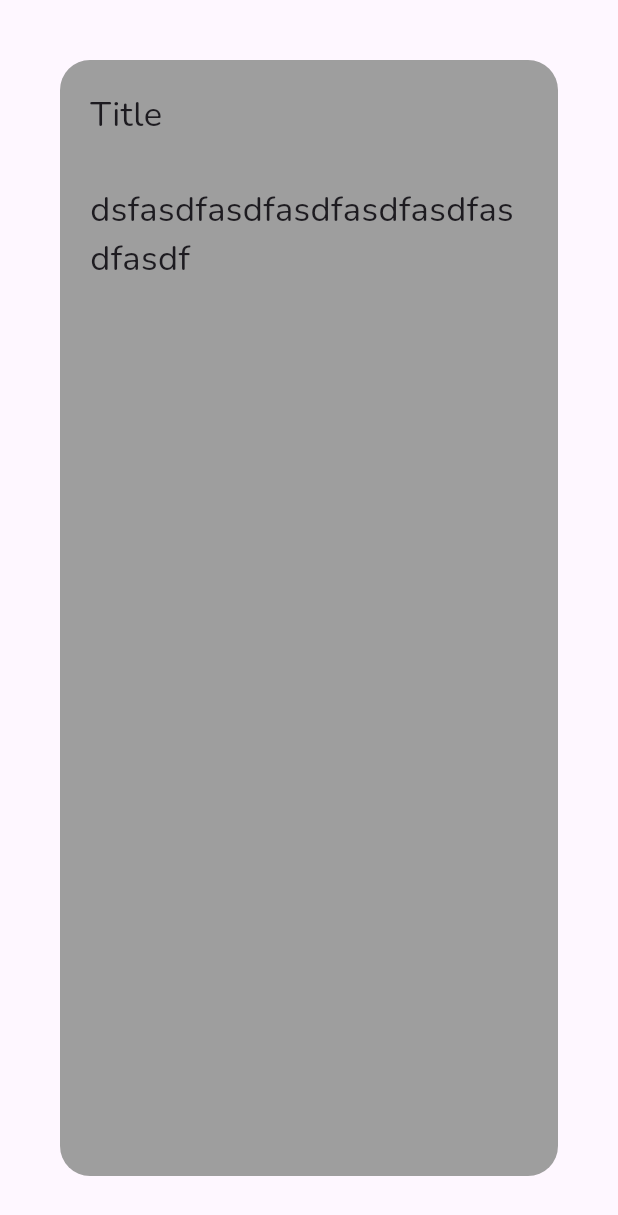
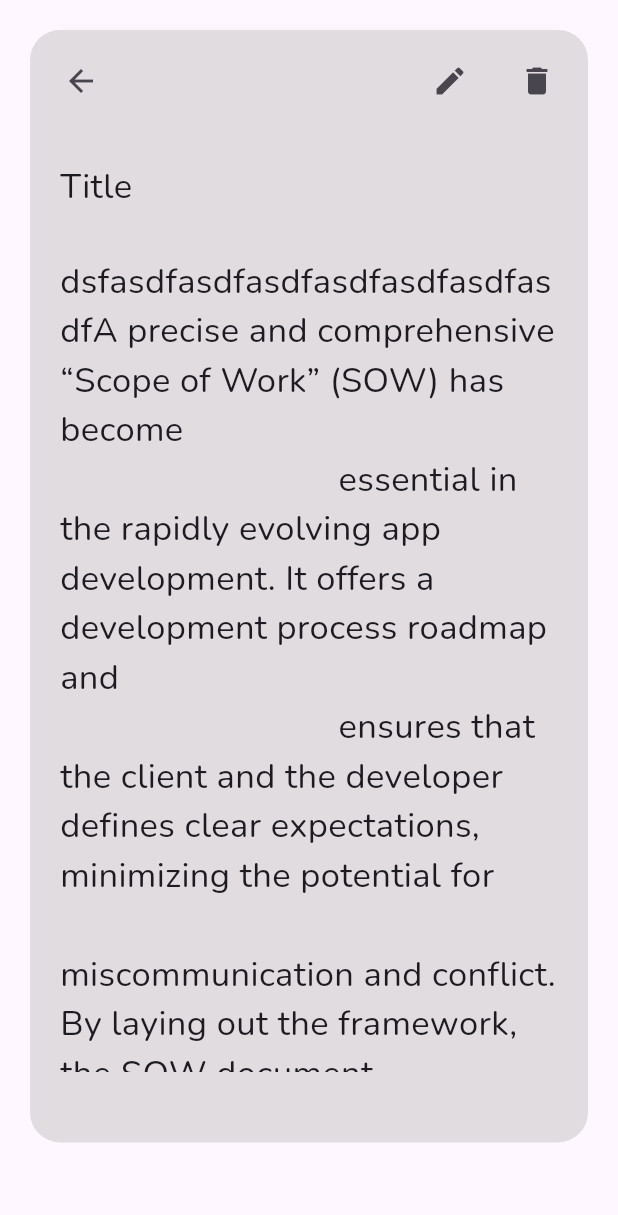
Before and after one commit to arunbabuvn/Notes, a Flutter app: the NoteRoute screen opened by its route, on a phone screen of 412 x 824 dp. Shown: the top 1215 px of the screen. Run offline on Flutter 3.47's test engine with Material 3 defaults, Android fonts, the phone set to English and light mode, and no system bars; our stand-ins replace cloud_firestore, firebase_core, gap, go_router, google_fonts, logger; accounts and stored records are empty.

```diff
--- a/lib/routes/note_route.dart
+++ b/lib/routes/note_route.dart
@@ -1,5 +1,6 @@
 import 'package:flutter/material.dart';
 import 'package:gap/gap.dart';
+import 'package:go_router/go_router.dart';
 
 class NoteRoute extends StatelessWidget {
   const NoteRoute({super.key});
@@ -9,20 +10,72 @@ class NoteRoute extends StatelessWidget {
     return Scaffold(
       body: SafeArea(
         child: Container(
-          padding: const EdgeInsets.all(20),
-          margin: const EdgeInsets.all(40),
+          constraints: BoxConstraints(
+            maxHeight: MediaQuery.sizeOf(context).height * 0.9,
+          ),
+          margin: const EdgeInsets.all(20),
           width: MediaQuery.sizeOf(context).width,
-          height: MediaQuery.sizeOf(context).height,
           decoration: BoxDecoration(
-            color: Colors.grey,
+            color: const Color.fromARGB(103, 179, 179, 179),
             borderRadius: BorderRadius.circular(20),
           ),
-          child: const Column(
+          child: Column(
             crossAxisAlignment: CrossAxisAlignment.start,
             children: [
-              Text("Title"),
-              Gap(30),
-              Text("dsfasdfasdfasdfasdfasdfasdfasdf")
+              Container(
+                padding: const EdgeInsets.all(10),
+                child: Row(
+                  mainAxisAlignment: MainAxisAlignment.spaceBetween,
+                  children: [
+                    IconButton(
+                      onPressed: () {
+                        context.pop();
+                      },
+                      icon: const Icon(Icons.arrow_back),
+                    ),
+                    Container(
+                      child: Row(
+                        children: [
+                          IconButton(
+                            onPressed: () {},
+                            icon: const Icon(Icons.edit),
+                          ),
+                          const Gap(10),
+                          IconButton(
+                            onPressed: () {},
+                            icon: const Icon(Icons.delete),
+                          ),
+                        ],
+                      ),
+                    ),
+                  ],
+                ),
+              ),
+              Container(
+                padding: const EdgeInsets.all(20),
+                child: Column(
+                  crossAxisAlignment: CrossAxisAlignment.start,
+                  children: [
+                    const Text("Title"),
+                    const Gap(30),
+                    SizedBox(
+                      height: MediaQuery.sizeOf(context).height * 0.66,
+                      child: ListView(
+                        children: const [
+                          Text(
+                              """dsfasdfasdfasdfasdfasdfasdfasdfA precise and comprehensive “Scope of Work” (SOW) has become
+                              essential in the rapidly evolving app development. It offers a development process roadmap and
+                              ensures that the client and the developer defines clear expectations, minimizing the potential for
+                              miscommunication and conflict. By laying out the framework, the SOW document guarantees that
+                              the client and the developer have the same objectives, deliverables, and timelines.This article
+                              explores the technical aspects of creating a successful SOW for mobile app development, emphasising its
+                              importance and offering an invaluable resource to ensure the success of your projects."""),
+                        ],
+                      ),
+                    ),
+                  ],
+                ),
+              )
             ],
           ),
         ),
--- a/lib/widgets/note_container.dart
+++ b/lib/widgets/note_container.dart
@@ -3,8 +3,8 @@ import 'package:gap/gap.dart';
 import 'package:go_router/go_router.dart';
 
 class NotesContainer extends StatelessWidget {
-  const NotesContainer(this.title, {super.key});
-  final String title;
+  NotesContainer({super.key, required this.title});
+  var title;
 
   @override
   Widget build(BuildContext context) {
--- a/pubspec.yaml
+++ b/pubspec.yaml
@@ -38,7 +38,10 @@ dependencies:
   google_fonts: ^6.1.0
   gap: ^3.0.1
   go_router: ^12.1.1
-  hive: ^2.2.3
+  firebase_core: ^2.24.0
+  cloud_firestore: ^4.13.3
+  logger: ^2.0.2+1
+
 
 dev_dependencies:
   flutter_test:
@@ -50,7 +53,6 @@ dev_dependencies:
   # package. See that file for information about deactivating specific lint
   # rules and activating additional ones.
   flutter_lints: ^3.0.1
-
 # For information on the generic Dart part of this file, see the
 # following page: https://dart.dev/tools/pub/pubspec
 
```
Also changed, not shown: lib/main.dart (+5 -3 lines), lib/notes_model.dart (added, +24 -0 lines), lib/routes/home_route.dart (+54 -9 lines), lib/services/firestore_service.dart (added, +16 -0 lines), lib/widgets/dialog_box.dart (+42 -7 lines), lib/firebase_options.dart (added), pubspec.lock, 5 other files.
